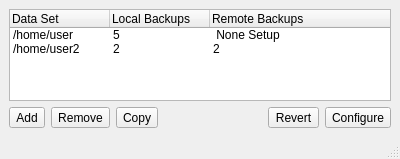
First picture: the form in life-preserver/mainUI.ui, repository pcbsd/pcbsd-projects, before the edit.
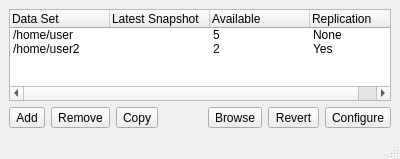
Second picture: the form after the edit.

Commit message: Add the new backend class to life-preserver (for running lpreserver commands), and start on the mainUI header file.

Diff of the .ui file:
```diff
--- a/life-preserver/mainUI.ui
+++ b/life-preserver/mainUI.ui
@@ -30,23 +30,31 @@
       </column>
       <column>
        <property name="text">
-        <string>Local Backups</string>
+        <string>Latest Snapshot</string>
        </property>
       </column>
       <column>
        <property name="text">
-        <string>Remote Backups</string>
+        <string>Available</string>
+       </property>
+      </column>
+      <column>
+       <property name="text">
+        <string>Replication</string>
        </property>
       </column>
       <item>
        <property name="text">
         <string>/home/user</string>
        </property>
+       <property name="text">
+        <string/>
+       </property>
        <property name="text">
         <string>5</string>
        </property>
        <property name="text">
-        <string> None Setup</string>
+        <string>None</string>
        </property>
       </item>
       <item>
@@ -54,11 +62,14 @@
         <string>/home/user2</string>
        </property>
        <property name="text">
-        <string>2</string>
+        <string/>
        </property>
        <property name="text">
         <string>2</string>
        </property>
+       <property name="text">
+        <string>Yes</string>
+       </property>
       </item>
      </widget>
     </item>
@@ -101,6 +112,13 @@
         </property>
        </spacer>
       </item>
+      <item>
+       <widget class="QToolButton" name="tool_browse">
+        <property name="text">
+         <string>Browse</string>
+        </property>
+       </widget>
+      </item>
       <item>
        <widget class="QToolButton" name="tool_revert">
         <property name="text">
```
The commit also changes 4 other files.
